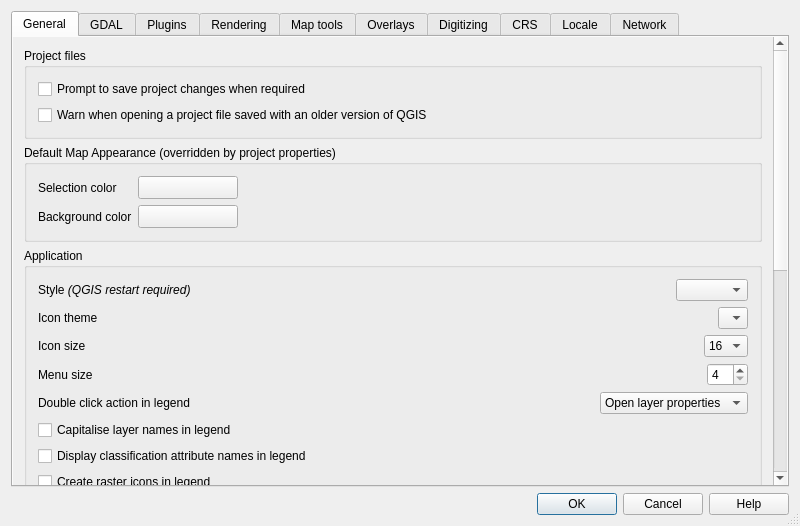
qgis/QGIS, file src/ui/qgsoptionsbase.ui: the form before one commit.
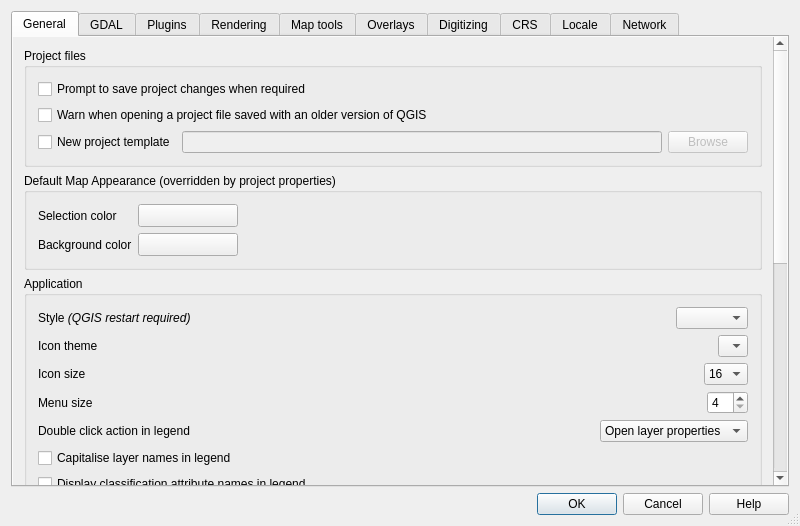
The form after the commit. Icons and pictures are not drawn. Custom widgets are drawn as their Qt base class.

Commit message: add optional default project file which is loaded when fileNew() is called

What changed in the file:
```diff
--- a/src/ui/qgsoptionsbase.ui
+++ b/src/ui/qgsoptionsbase.ui
@@ -65,9 +65,9 @@
           <property name="geometry">
            <rect>
             <x>0</x>
-            <y>0</y>
-            <width>762</width>
-            <height>823</height>
+            <y>-22</y>
+            <width>760</width>
+            <height>1005</height>
            </rect>
           </property>
           <layout class="QGridLayout" name="gridLayout">
@@ -91,6 +91,37 @@
                 </property>
                </widget>
               </item>
+              <item>
+               <layout class="QHBoxLayout" name="horizontalLayout_16">
+                <item>
+                 <widget class="QCheckBox" name="cbxNewProjectTemplate">
+                  <property name="text">
+                   <string>New project template</string>
+                  </property>
+                 </widget>
+                </item>
+                <item>
+                 <widget class="QLineEdit" name="leNewProjectTemplate">
+                  <property name="enabled">
+                   <bool>false</bool>
+                  </property>
+                  <property name="text">
+                   <string/>
+                  </property>
+                 </widget>
+                </item>
+                <item>
+                 <widget class="QPushButton" name="pbtnNewProjectTemplate">
+                  <property name="enabled">
+                   <bool>false</bool>
+                  </property>
+                  <property name="text">
+                   <string>Browse</string>
+                  </property>
+                 </widget>
+                </item>
+               </layout>
+              </item>
              </layout>
             </widget>
            </item>
```
Left out of the diff: 30 changed lines with no effect on the pictures. The commit also changes 3 other files.
